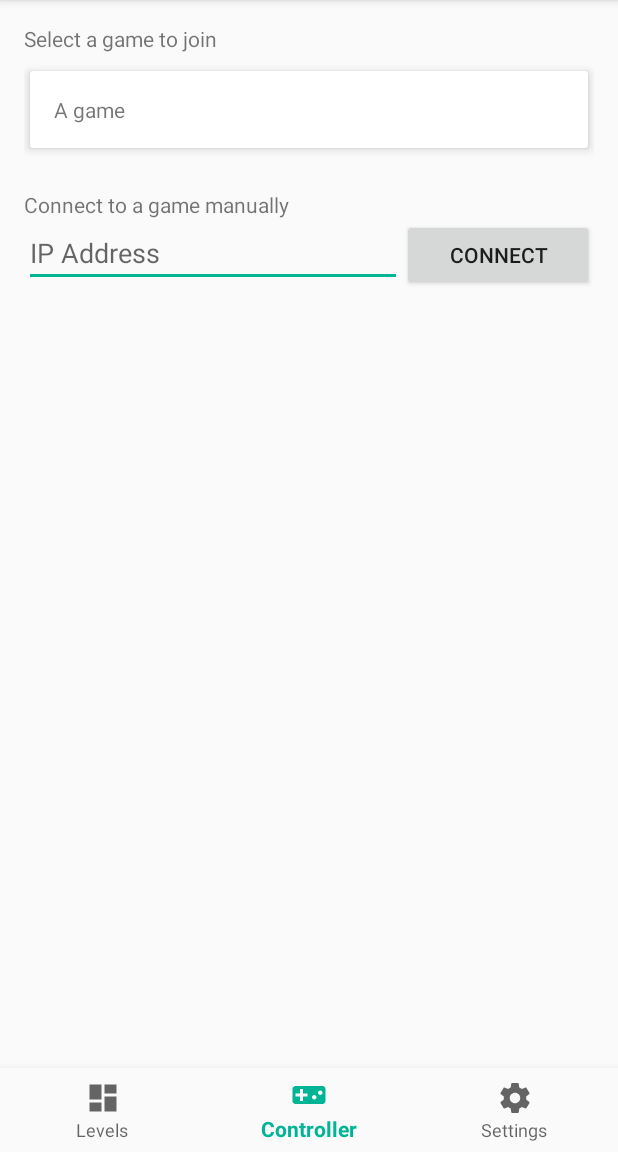
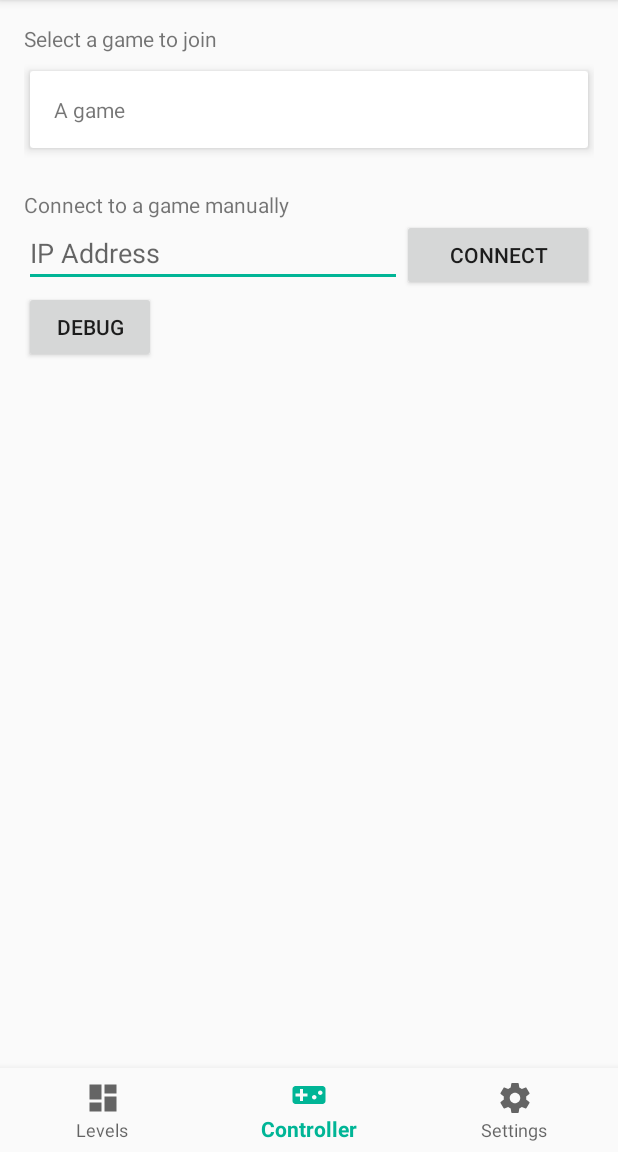
Before and after one commit to blakeyp/cs407-mobile, an Android app: the LevelBrowserActivity screen opened directly, with no data from a screen before it, on a phone screen of 412 x 824 dp, the part 84-1236 px from its top. Run offline under Robolectric (Android 15) with nearby library versions, the phone set to English and light mode, and no system bars.

Commit message:
Working on action button

```diff
--- a/app/build.gradle
+++ b/app/build.gradle
@@ -2,10 +2,10 @@ apply plugin: 'com.android.application'
 
 android {
     compileSdkVersion 27
-    buildToolsVersion "27.0.3"
+    buildToolsVersion '27.0.3'
     defaultConfig {
         applicationId "project.cs407_mobile"
-        minSdkVersion 27
+        minSdkVersion 26
         targetSdkVersion 27
         versionCode 1
         versionName "1.0"
--- a/app/src/main/java/project/cs407_mobile/LevelBrowserActivity.java
+++ b/app/src/main/java/project/cs407_mobile/LevelBrowserActivity.java
@@ -19,6 +19,8 @@ public class LevelBrowserActivity extends AppCompatActivity {
 
     private Button mIPButton;
     private EditText mIPField;
+
+    private Button buttonDebug;   // button to debug controller
 
     private BottomNavigationView.OnNavigationItemSelectedListener mOnNavigationItemSelectedListener
             = new BottomNavigationView.OnNavigationItemSelectedListener() {
@@ -51,6 +53,15 @@ public class LevelBrowserActivity extends AppCompatActivity {
         mActionBar.setTitle("Patchworks");
         mActionBar.setDisplayHomeAsUpEnabled(false);
 
+        buttonDebug = (Button) findViewById(R.id.buttonDebug);   // reference to debug button
+
+        // on clicking debug button open controller to debug without connecting
+        buttonDebug.setOnClickListener(new View.OnClickListener() {
+            public void onClick(View v) {
+                backdoorToController();
+            }
+        });
+
         mIPButton = (Button) findViewById(R.id.ButtonConnect);
         mIPField = (EditText) findViewById(R.id.ipAddressField);
 
@@ -76,6 +87,7 @@ public class LevelBrowserActivity extends AppCompatActivity {
     // opens controller activity without connecting via IP
     protected void backdoorToController() {
         Intent intent = new Intent(this, ControllerActivity.class);
+        intent.putExtra("debug", "debug");
         startActivity(intent);
     }
 
--- a/app/src/main/java/project/cs407_mobile/TouchPad.java
+++ b/app/src/main/java/project/cs407_mobile/TouchPad.java
@@ -46,7 +46,6 @@ public class TouchPad extends View {
 
         mPattern = BitmapFactory.decodeResource(context.getResources(),
                 R.drawable.sample_tile);
-
 
         init();
     }
--- a/app/src/main/res/layout/activity_level_browser.xml
+++ b/app/src/main/res/layout/activity_level_browser.xml
@@ -56,7 +56,7 @@
 
         <LinearLayout
             android:layout_width="match_parent"
-            android:layout_height="match_parent"
+            android:layout_height="wrap_content"
             android:orientation="horizontal">
 
             <EditText
@@ -66,7 +66,7 @@
                 android:layout_weight="1"
                 android:ems="10"
                 android:hint="IP Address"
-                android:inputType="textPersonName"/>
+                android:inputType="textPersonName" />
 
             <Button
                 android:id="@+id/ButtonConnect"
@@ -74,7 +74,21 @@
                 android:layout_height="wrap_content"
                 android:layout_weight="1"
                 android:text="Connect" />
+
         </LinearLayout>
+
+        <RelativeLayout
+            android:layout_width="match_parent"
+            android:layout_height="match_parent"
+            android:layout_weight="1">
+
+            <Button
+                android:id="@+id/buttonDebug"
+                android:layout_width="wrap_content"
+                android:layout_height="wrap_content"
+                android:layout_weight="1"
+                android:text="Debug" />
+        </RelativeLayout>
 
     </LinearLayout>
 
```
Also changed, not shown: app/src/main/java/project/cs407_mobile/ControllerActivity.java (+11 -5 lines), app/src/main/java/project/cs407_mobile/LevelEditor.java (+84 -44 lines), app/src/main/res/layout/level_editor.xml (+10 -0 lines).
